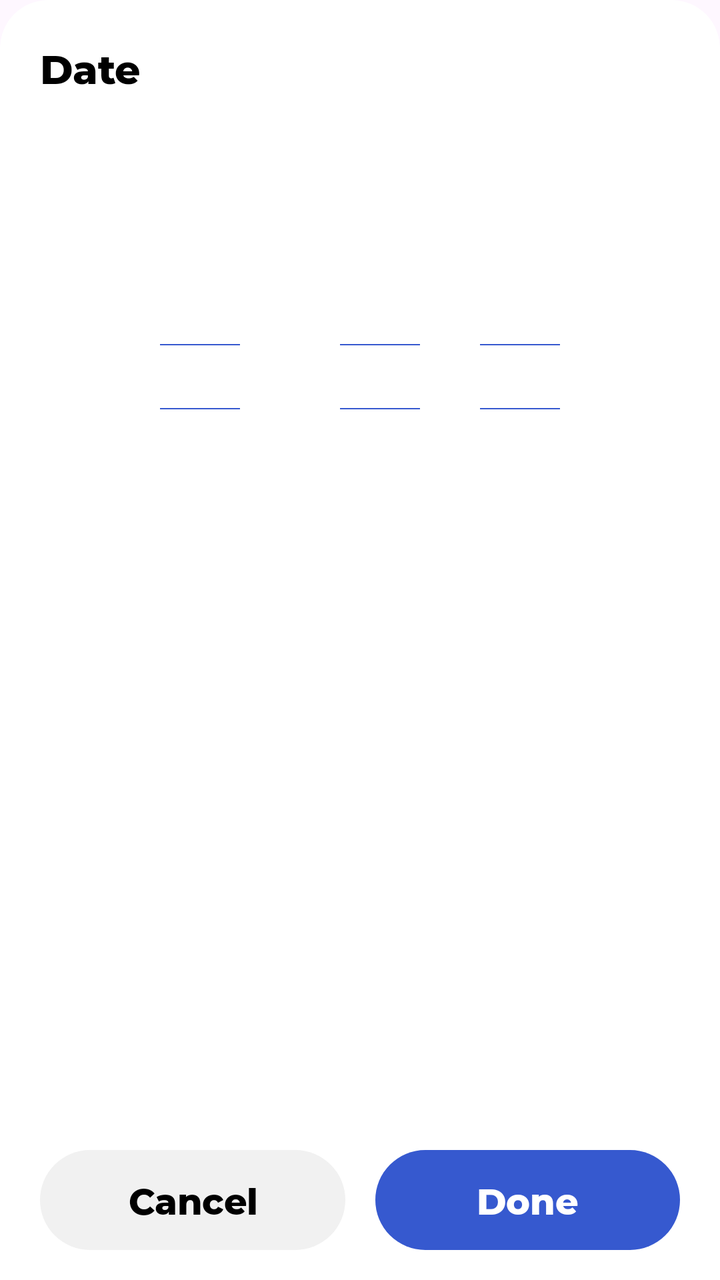
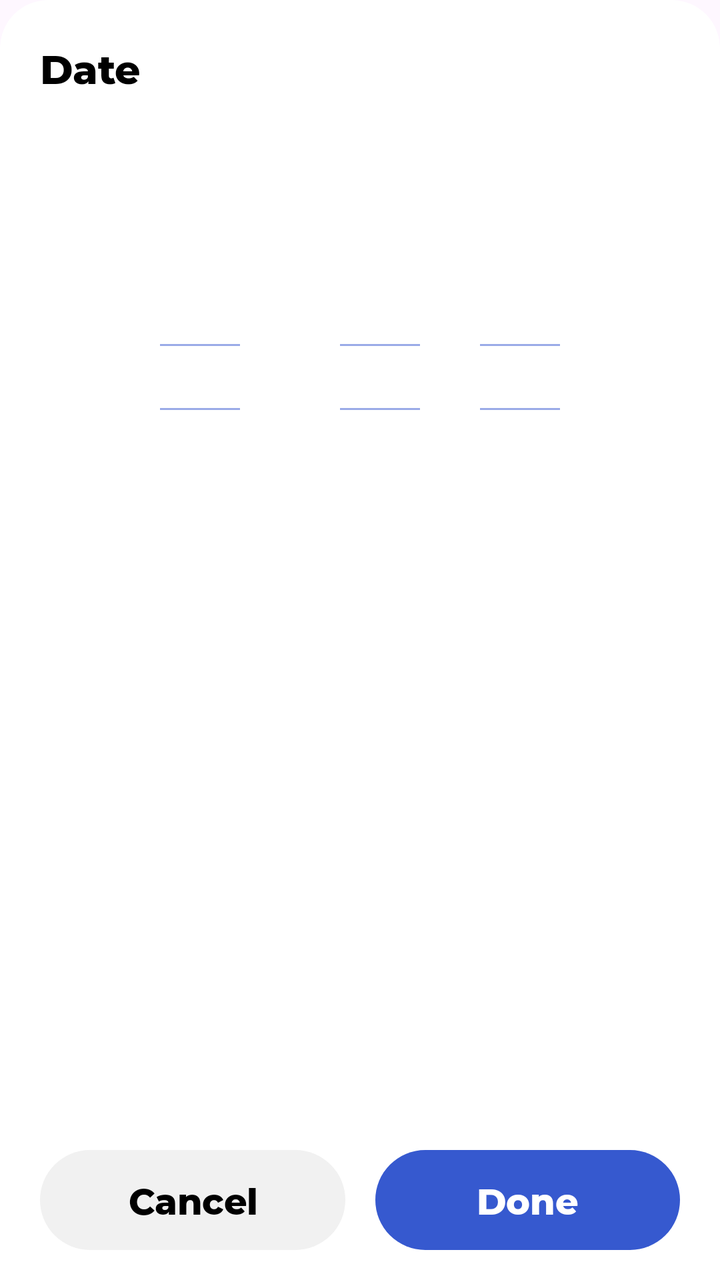

An Android layout rendered at two revisions. The XML below is the earlier revision; the diff shows what the commit changed to produce the second picture.
<!-- AndroidManifest.xml: application theme Theme.BMI -->
<!-- res/layout/dialog_date_picker.xml -->
<?xml version="1.0" encoding="utf-8"?>
<androidx.constraintlayout.widget.ConstraintLayout xmlns:android="http://schemas.android.com/apk/res/android"
    xmlns:app="http://schemas.android.com/apk/res-auto"
    android:layout_width="match_parent"
    android:layout_height="380dp"
    android:background="@drawable/radius_24_top"
    android:id="@+id/datePickerDialog"
    android:clipToOutline="true">
    
    <TextView
        android:layout_width="wrap_content"
        android:layout_height="wrap_content"
        android:textSize="20sp"
        android:letterSpacing="-0.01"
        android:textColor="#000000"
        android:gravity="center"
        android:text="@string/date"
        android:fontFamily="@font/montserrat_extrabold"
        app:layout_constraintStart_toStartOf="parent"
        android:layout_marginStart="20dp"
        app:layout_constraintTop_toTopOf="parent"
        android:layout_marginTop="20dp"/>

    <androidx.recyclerview.widget.RecyclerView
        android:layout_width="40dp"
        android:layout_height="238dp"
        android:id="@+id/month"
        app:layout_constraintTop_toTopOf="parent"
        android:layout_marginTop="69dp"
        app:layout_constraintStart_toStartOf="parent"
        android:layout_marginStart="87.5dp"
        app:layout_constraintEnd_toStartOf="@+id/day"
        app:layout_constraintHorizontal_weight="1"
        android:clipToPadding="false"/>

    <View
        android:id="@+id/monthTopLine"
        android:layout_width="40dp"
        android:layout_height="0.5dp"
        android:background="#3659CF"
        app:layout_constraintTop_toTopOf="parent"
        app:layout_constraintStart_toStartOf="@id/month"
        app:layout_constraintEnd_toEndOf="@id/month"
        android:layout_marginTop="172dp" />

    <View
        android:id="@+id/monthBottomLine"
        android:layout_width="40dp"
        android:layout_height="0.5dp"
        android:background="#3659CF"
        app:layout_constraintTop_toTopOf="parent"
        app:layout_constraintStart_toStartOf="@id/month"
        app:layout_constraintEnd_toEndOf="@id/month"
        android:layout_marginTop="204dp" />

    <androidx.recyclerview.widget.RecyclerView
        android:layout_width="40dp"
        android:layout_height="238dp"
        android:id="@+id/day"
        app:layout_constraintTop_toTopOf="parent"
        android:layout_marginTop="69dp"
        app:layout_constraintStart_toEndOf="@id/month"
        android:layout_marginStart="50dp"
        app:layout_constraintEnd_toStartOf="@id/year"
        app:layout_constraintHorizontal_weight="1"
        android:clipToPadding="false"/>

    <View
        android:id="@+id/dayTopLine"
        android:layout_width="40dp"
        android:layout_height="0.5dp"
        android:background="#3659CF"
        app:layout_constraintTop_toTopOf="parent"
        app:layout_constraintStart_toStartOf="@id/day"
        app:layout_constraintEnd_toEndOf="@id/day"
        android:layout_marginTop="172dp" />

    <View
        android:id="@+id/dayBottomLine"
        android:layout_width="40dp"
        android:layout_height="0.5dp"
        android:background="#3659CF"
        app:layout_constraintTop_toTopOf="parent"
        app:layout_constraintStart_toStartOf="@id/day"
        app:layout_constraintEnd_toEndOf="@id/day"
        android:layout_marginTop="204dp" />

    <androidx.recyclerview.widget.RecyclerView
        android:layout_width="40dp"
        android:layout_height="238dp"
        android:id="@+id/year"
        app:layout_constraintTop_toTopOf="parent"
        android:layout_marginTop="69dp"
        app:layout_constraintStart_toEndOf="@id/day"
        android:layout_marginStart="30dp"
        app:layout_constraintEnd_toEndOf="parent"
        android:layout_marginEnd="87.5dp"
        app:layout_constraintHorizontal_weight="1"
        android:clipToPadding="false"/>

    <View
        android:id="@+id/yearTopLine"
        android:layout_width="40dp"
        android:layout_height="0.5dp"
        android:background="#3659CF"
        app:layout_constraintTop_toTopOf="parent"
        app:layout_constraintStart_toStartOf="@id/year"
        app:layout_constraintEnd_toEndOf="@id/year"
        android:layout_marginTop="172dp" />

    <View
        android:id="@+id/yearBottomLine"
        android:layout_width="40dp"
        android:layout_height="0.5dp"
        android:background="#3659CF"
        app:layout_constraintTop_toTopOf="parent"
        app:layout_constraintStart_toStartOf="@id/year"
        app:layout_constraintEnd_toEndOf="@id/year"
        android:layout_marginTop="204dp" />

    
    <TextView
        android:layout_width="0dp"
        android:layout_height="50dp"
        android:background="@drawable/radius_25"
        android:id="@+id/cancel"
        app:layout_constraintStart_toStartOf="parent"
        android:layout_marginStart="20dp"
        app:layout_constraintBottom_toBottomOf="parent"
        android:layout_marginBottom="15dp"
        app:layout_constraintEnd_toStartOf="@id/done"
        android:textSize="18sp"
        android:letterSpacing="-0.01"
        android:textColor="#000000"
        android:gravity="center"
        android:text="@string/cancel"
        android:fontFamily="@font/montserrat_extrabold"/>

    <TextView
        android:layout_width="0dp"
        android:layout_height="50dp"
        android:background="@drawable/radius_25"
        android:id="@+id/done"
        app:layout_constraintStart_toEndOf="@id/cancel"
        android:layout_marginStart="15dp"
        app:layout_constraintEnd_toEndOf="parent"
        android:layout_marginEnd="20dp"
        app:layout_constraintBottom_toBottomOf="parent"
        android:layout_marginBottom="15dp"
        android:textSize="18sp"
        android:letterSpacing="-0.01"
        android:textColor="#FFFFFF"
        android:gravity="center"
        android:text="@string/done"
        android:fontFamily="@font/montserrat_extrabold"
        android:backgroundTint="#3659CF"/>
    

</androidx.constraintlayout.widget.ConstraintLayout>
<!-- resources referenced by this layout -->
<resources>
  <!-- drawable radius_24_top (drawable) -->
  <?xml version="1.0" encoding="utf-8"?>
  <shape xmlns:android="http://schemas.android.com/apk/res/android"
      android:shape="rectangle">
  
      <solid android:color="#FFFFFF" />
  
      <corners
          android:topLeftRadius="24dp"
          android:topRightRadius="24dp"
          android:bottomLeftRadius="0dp"
          android:bottomRightRadius="0dp" />
  
  </shape>
  <!-- drawable radius_25 (drawable) -->
  <?xml version="1.0" encoding="utf-8"?>
  <shape xmlns:android="http://schemas.android.com/apk/res/android"
      android:shape="rectangle">
  
      <solid android:color="#F1F1F1" />
  
      <corners android:radius="25dp" />
  
  </shape>
  <string name="cancel">Cancel</string>
  <string name="date">Date</string>
  <string name="done">Done</string>
  <style name="Theme.BMI" parent="Base.Theme.BMI" />
  <style name="Base.Theme.BMI" parent="Theme.Material3.DayNight.NoActionBar">
          
          
      </style>
</resources>

<!-- the commit's change to res/layout/dialog_date_picker.xml (unified diff, before → after) -->
@@ -36,8 +36,8 @@
     <View
         android:id="@+id/monthTopLine"
         android:layout_width="40dp"
-        android:layout_height="0.5dp"
-        android:background="#3659CF"
+        android:layout_height="1dp"
+        android:background="#803659CF"
         app:layout_constraintTop_toTopOf="parent"
         app:layout_constraintStart_toStartOf="@id/month"
         app:layout_constraintEnd_toEndOf="@id/month"
@@ -46,8 +46,8 @@
     <View
         android:id="@+id/monthBottomLine"
         android:layout_width="40dp"
-        android:layout_height="0.5dp"
-        android:background="#3659CF"
+        android:layout_height="1dp"
+        android:background="#803659CF"
         app:layout_constraintTop_toTopOf="parent"
         app:layout_constraintStart_toStartOf="@id/month"
         app:layout_constraintEnd_toEndOf="@id/month"
@@ -68,8 +68,8 @@
     <View
         android:id="@+id/dayTopLine"
         android:layout_width="40dp"
-        android:layout_height="0.5dp"
-        android:background="#3659CF"
+        android:layout_height="1dp"
+        android:background="#803659CF"
         app:layout_constraintTop_toTopOf="parent"
         app:layout_constraintStart_toStartOf="@id/day"
         app:layout_constraintEnd_toEndOf="@id/day"
@@ -78,8 +78,8 @@
     <View
         android:id="@+id/dayBottomLine"
         android:layout_width="40dp"
-        android:layout_height="0.5dp"
-        android:background="#3659CF"
+        android:layout_height="1dp"
+        android:background="#803659CF"
         app:layout_constraintTop_toTopOf="parent"
         app:layout_constraintStart_toStartOf="@id/day"
         app:layout_constraintEnd_toEndOf="@id/day"
@@ -101,8 +101,8 @@
     <View
         android:id="@+id/yearTopLine"
         android:layout_width="40dp"
-        android:layout_height="0.5dp"
-        android:background="#3659CF"
+        android:layout_height="1dp"
+        android:background="#803659CF"
         app:layout_constraintTop_toTopOf="parent"
         app:layout_constraintStart_toStartOf="@id/year"
         app:layout_constraintEnd_toEndOf="@id/year"
@@ -111,8 +111,8 @@
     <View
         android:id="@+id/yearBottomLine"
         android:layout_width="40dp"
-        android:layout_height="0.5dp"
-        android:background="#3659CF"
+        android:layout_height="1dp"
+        android:background="#803659CF"
         app:layout_constraintTop_toTopOf="parent"
         app:layout_constraintStart_toStartOf="@id/year"
         app:layout_constraintEnd_toEndOf="@id/year"
